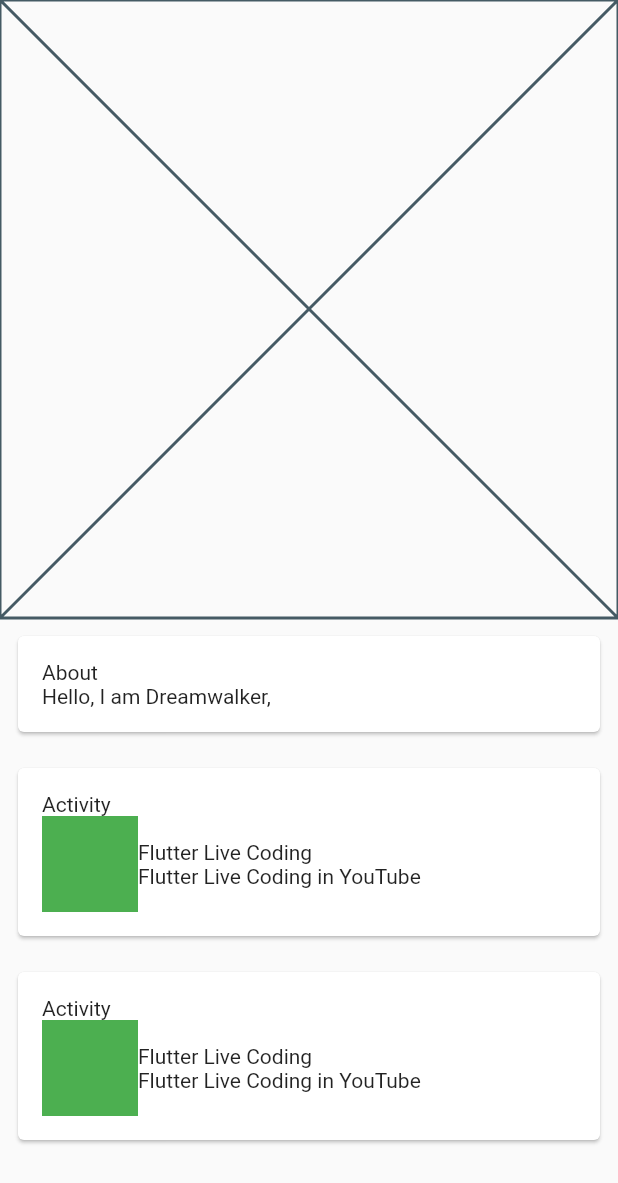
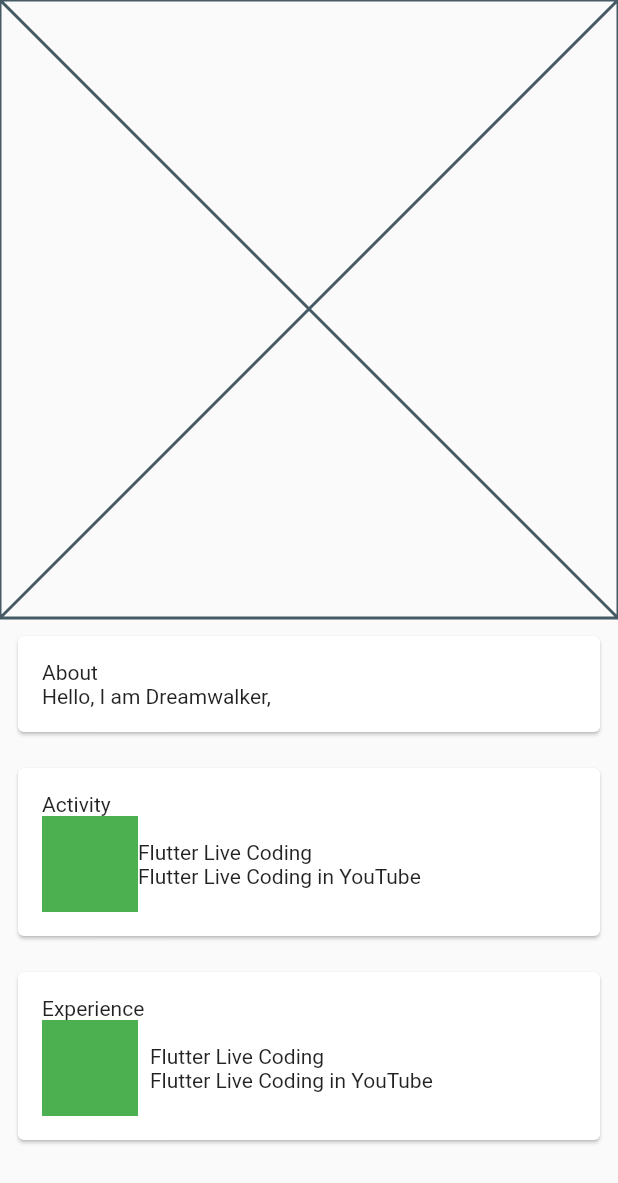
Before and after one commit to JAICHANGPARK/flutter_notebook_8th_story, a Flutter app: the ProfilePage screen opened directly, on a phone screen of 412 x 824 dp. Shown: the top 1183 px of the screen. Run offline on Flutter 3.47's test engine with Material 2 defaults, Android fonts, the phone set to English and light mode, and no system bars; our stand-ins replace badges, flutter_hooks, google_fonts, hooks_riverpod, state_notifier; network calls fail.

Commit message:
Update profile_page.dart

```diff
--- a/lib/ep580_linkedin_app/profile_page.dart
+++ b/lib/ep580_linkedin_app/profile_page.dart
@@ -86,7 +86,7 @@ class _ProfilePageState extends State<ProfilePage> {
                           child: Column(
                             crossAxisAlignment: CrossAxisAlignment.start,
                             children: [
-                              Text("Activity"),
+                              Text("Experience"),
                               Row(
                                 children: [
                                   Container(
@@ -96,13 +96,16 @@ class _ProfilePageState extends State<ProfilePage> {
                                         color: Colors.green
                                     ),
                                   ),
-                                  Column(
-                                    crossAxisAlignment: CrossAxisAlignment.start,
-                                    children: [
+                                  Padding(
+                                    padding: const EdgeInsets.all(8.0),
+                                    child: Column(
+                                      crossAxisAlignment: CrossAxisAlignment.start,
+                                      children: [
 
-                                      Text("Flutter Live Coding"),
-                                      Text("Flutter Live Coding in YouTube"),
-                                    ],
+                                        Text("Flutter Live Coding"),
+                                        Text("Flutter Live Coding in YouTube"),
+                                      ],
+                                    ),
                                   )
                                 ],
                               )
```
